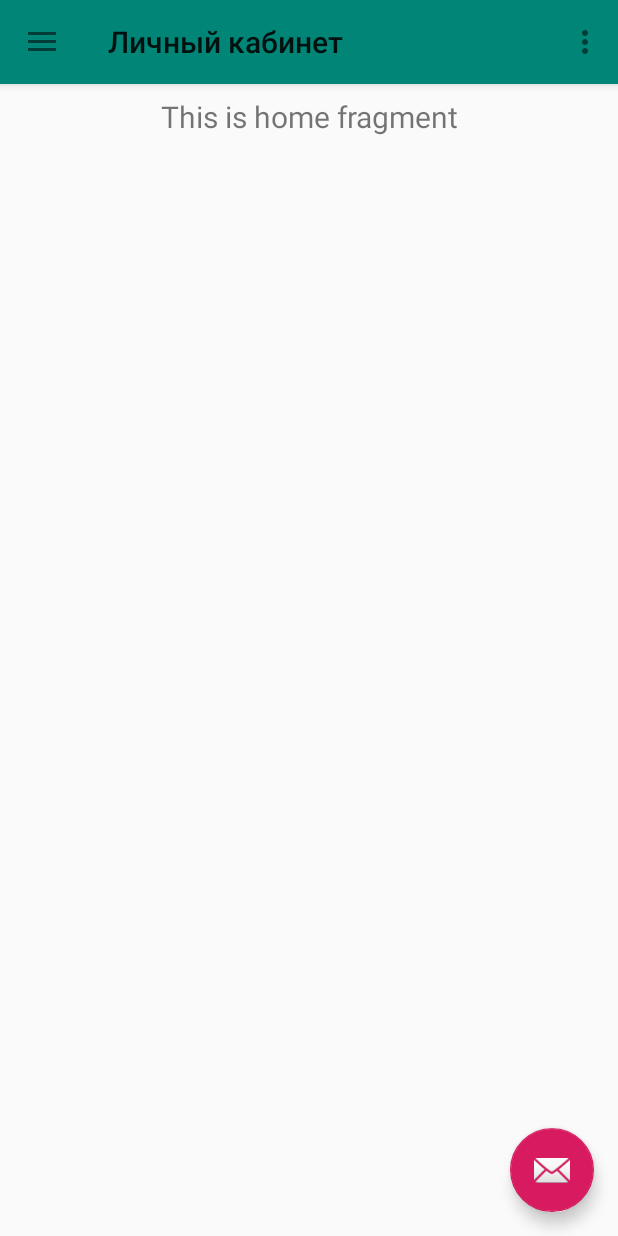
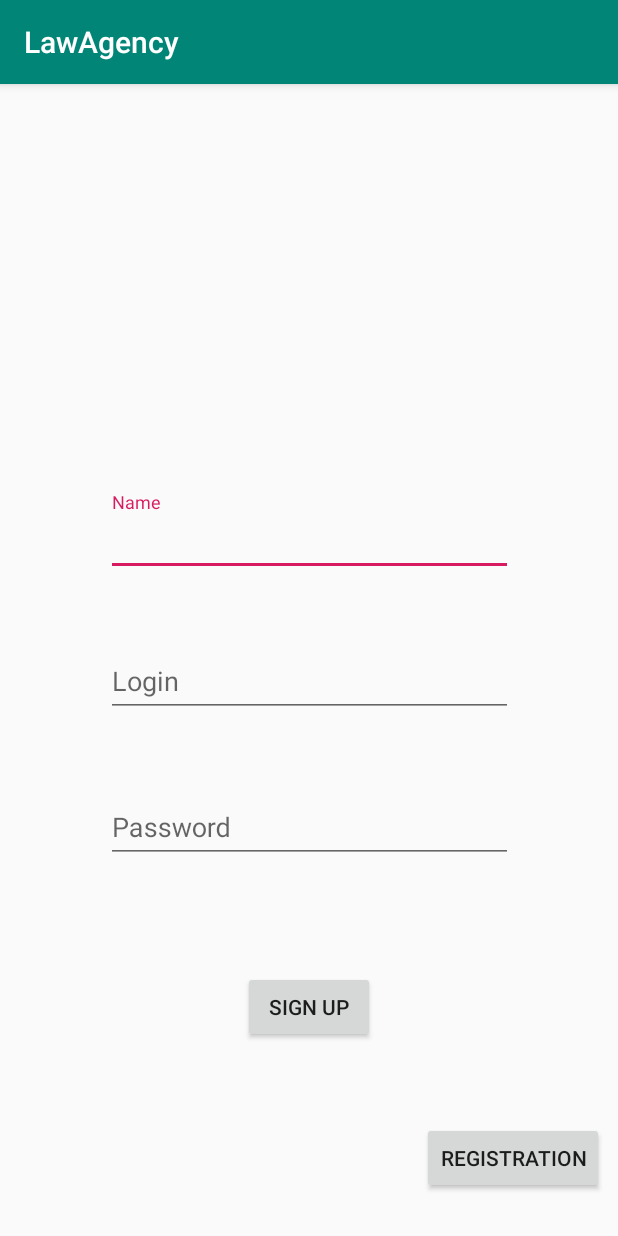
Before and after one commit to d-makarov-d/LawAgency, an Android app: the screen it shows after launch (MainClientActivity before the commit, RegistrationActivity after it), after a tap on "КЛИЕНТ", on a phone screen of 412 x 824 dp. Run offline under Robolectric (Android 15) with nearby library versions, the phone set to English and light mode, and no system bars; our stand-ins replace Firebase (no records; nobody signed in at launch, a user with empty details on screens opened directly).

Commit message:
Add simple registration

```diff
--- a/app/build.gradle
+++ b/app/build.gradle
@@ -1,4 +1,5 @@
 apply plugin: 'com.android.application'
+apply plugin: 'com.google.gms.google-services'
 
 android {
     compileSdkVersion 29
@@ -28,6 +29,7 @@ dependencies {
     implementation 'androidx.navigation:navigation-fragment:2.0.0'
     implementation 'androidx.navigation:navigation-ui:2.0.0'
     implementation 'androidx.lifecycle:lifecycle-extensions:2.0.0'
+    implementation 'com.google.firebase:firebase-auth:16.0.5'
     testImplementation 'junit:junit:4.12'
     androidTestImplementation 'androidx.test.ext:junit:1.1.0'
     androidTestImplementation 'androidx.test.espresso:espresso-core:3.1.1'
--- a/app/src/main/AndroidManifest.xml
+++ b/app/src/main/AndroidManifest.xml
@@ -9,10 +9,12 @@
         android:roundIcon="@mipmap/ic_launcher_round"
         android:supportsRtl="true"
         android:theme="@style/AppTheme">
+        <activity android:name=".LoginActivity"></activity>
+        <activity android:name=".RegistrationActivity" />
         <activity
             android:name=".MainClientActivity"
             android:label="@string/title_activity_main_client"
-            android:theme="@style/AppTheme.NoActionBar"></activity>
+            android:theme="@style/AppTheme.NoActionBar" />
         <activity android:name=".MainActivity">
             <intent-filter>
                 <action android:name="android.intent.action.MAIN" />
--- a/app/src/main/java/com/example/lawagency/MainActivity.java
+++ b/app/src/main/java/com/example/lawagency/MainActivity.java
@@ -19,11 +19,21 @@ public class MainActivity extends AppCompatActivity {
         employee = (Button)findViewById(R.id.button_employee);
         moderator = (Button)findViewById(R.id.button_moderator);
 
+//        // реакция нажатия на кнопку
+//        client.setOnClickListener(new View.OnClickListener() {
+//            @Override
+//            public void onClick(View v) {
+//                Intent intent = new Intent(MainActivity.this, MainClientActivity.class);
+//                startActivity(intent);
+//                finish();
+//            }
+//        });
+
         // реакция нажатия на кнопку
         client.setOnClickListener(new View.OnClickListener() {
             @Override
             public void onClick(View v) {
-                Intent intent = new Intent(MainActivity.this, MainClientActivity.class);
+                Intent intent = new Intent(MainActivity.this, RegistrationActivity.class);
                 startActivity(intent);
                 finish();
             }
--- /dev/null
+++ b/app/src/main/java/com/example/lawagency/RegistrationActivity.java
@@ -0,0 +1,97 @@
+package com.example.lawagency;
+
+import androidx.annotation.NonNull;
+import androidx.appcompat.app.AppCompatActivity;
+
+import android.os.Bundle;
+import android.view.View;
+import android.widget.Button;
+import android.widget.Toast;
+
+import com.google.android.gms.tasks.OnCompleteListener;
+import com.google.android.gms.tasks.Task;
+import com.google.android.material.textfield.TextInputEditText;
+import com.google.android.material.textfield.TextInputLayout;
+import com.google.firebase.auth.AuthResult;
+import com.google.firebase.auth.FirebaseAuth;
+import com.google.firebase.auth.FirebaseUser;
+
+public class RegistrationActivity extends AppCompatActivity implements View.OnClickListener {
+
+    private FirebaseAuth mAuth;
+    private FirebaseAuth.AuthStateListener mAuthListener;
+
+    private TextInputLayout ti_name, ti_login, ti_password;
+    private TextInputEditText tie_name,tie_password, tie_login;
+    private Button button_sign_up, button_registration;
+
+    @Override
+    protected void onCreate(Bundle savedInstanceState) {
+        super.onCreate(savedInstanceState);
+        setContentView(R.layout.activity_registration);
+
+        mAuth = FirebaseAuth.getInstance();
+
+        mAuthListener = new FirebaseAuth.AuthStateListener() {
+            @Override
+            public void onAuthStateChanged(@NonNull FirebaseAuth firebaseAuth) {
+                FirebaseUser user = firebaseAuth.getCurrentUser();
+                if (user != null){
+
+                }
+                else {
+
+                }
+            }
+        };
+
+        ti_login = (TextInputLayout)findViewById(R.id.TI_login);
+        ti_password = (TextInputLayout)findViewById(R.id.TI_password);
+        ti_name = (TextInputLayout)findViewById(R.id.TI_name);
+
+        tie_name = (TextInputEditText)findViewById(R.id.TIE_name);
+        tie_login = (TextInputEditText)findViewById(R.id.TIE_login);
+        tie_password = (TextInputEditText) findViewById(R.id.TIE_password);
+        button_registration = (Button)findViewById(R.id.button_registration);
+        button_sign_up = (Button)findViewById(R.id.button_sign_in);
+
+        //button_sign_up.setOnClickListener(this);
+        //button_registration.setOnClickListener(this);
+    }
+
+    @Override
+    public void onClick(View view ) {
+        if (view.getId() == R.id.button_sign_up){
+            signing(tie_login.getText().toString(), tie_password.getText().toString());
+
+        }
+        else if (view.getId() == R.id.button_registration){
+            registration(tie_login.getText().toString(), tie_password.getText().toString());
+        }
+    }
+
+    public void signing(String email, String password){
+        mAuth.signInWithEmailAndPassword(email, password).addOnCompleteListener(this, new OnCompleteListener<AuthResult>() {
+            @Override
+            public void onComplete(@NonNull Task<AuthResult> task) {
+                if (task.isSuccessful()) {
+                    Toast.makeText(RegistrationActivity.this, "Авторизация успешна", Toast.LENGTH_SHORT).show();
+                }
+                else
+                    Toast.makeText(RegistrationActivity.this, "Авторизация провалена", Toast.LENGTH_SHORT).show();
+            }
+        });
+    }
+
+    public void registration(String email, String password){
+       mAuth.createUserWithEmailAndPassword(email, password).addOnCompleteListener(this, new OnCompleteListener<AuthResult>() {
+           @Override
+           public void onComplete(@NonNull Task<AuthResult> task) {
+               if(task.isSuccessful()){
+                   Toast.makeText(RegistrationActivity.this, "Регистрация успешна", Toast.LENGTH_SHORT).show();
+               } else
+                   Toast.makeText(RegistrationActivity.this, "Регистрация провалена", Toast.LENGTH_SHORT).show();
+           }
+       });
+    }
+}
--- /dev/null
+++ b/app/src/main/res/layout/activity_registration.xml
@@ -0,0 +1,108 @@
+<?xml version="1.0" encoding="utf-8"?>
+<androidx.constraintlayout.widget.ConstraintLayout xmlns:android="http://schemas.android.com/apk/res/android"
+    xmlns:app="http://schemas.android.com/apk/res-auto"
+    xmlns:tools="http://schemas.android.com/tools"
+    android:layout_width="match_parent"
+    android:layout_height="match_parent"
+    tools:context=".RegistrationActivity">
+
+    <com.google.android.material.textfield.TextInputLayout
+        android:id="@+id/TI_name"
+        android:layout_width="271dp"
+        android:layout_height="77dp"
+        android:layout_marginStart="1dp"
+        android:layout_marginLeft="1dp"
+        android:layout_marginTop="264dp"
+        android:layout_marginEnd="1dp"
+        android:layout_marginRight="1dp"
+        android:layout_marginBottom="411dp"
+        app:layout_constraintBottom_toBottomOf="parent"
+        app:layout_constraintEnd_toEndOf="parent"
+        app:layout_constraintStart_toStartOf="parent"
+        app:layout_constraintTop_toTopOf="parent">
+
+        <com.google.android.material.textfield.TextInputEditText
+            android:id="@+id/TIE_name"
+            android:layout_width="match_parent"
+            android:layout_height="wrap_content"
+            android:hint="Name" />
+    </com.google.android.material.textfield.TextInputLayout>
+
+    <com.google.android.material.textfield.TextInputLayout
+        android:id="@+id/TI_login"
+        android:layout_width="271dp"
+        android:layout_height="77dp"
+        android:layout_marginStart="1dp"
+        android:layout_marginLeft="1dp"
+        android:layout_marginTop="1dp"
+        android:layout_marginEnd="1dp"
+        android:layout_marginRight="1dp"
+        android:layout_marginBottom="309dp"
+        app:layout_constraintBottom_toBottomOf="parent"
+        app:layout_constraintEnd_toEndOf="parent"
+        app:layout_constraintStart_toStartOf="parent"
+        app:layout_constraintTop_toBottomOf="@+id/TI_name">
+
+        <com.google.android.material.textfield.TextInputEditText
+            android:id="@+id/TIE_login"
+            android:layout_width="match_parent"
+            android:layout_height="wrap_content"
+            android:hint="Login" />
+    </com.google.android.material.textfield.TextInputLayout>
+
+    <com.google.android.material.textfield.TextInputLayout
+        android:id="@+id/TI_password"
+        android:layout_width="271dp"
+        android:layout_height="77dp"
+        android:layout_marginStart="1dp"
+        android:layout_marginLeft="1dp"
+        android:layout_marginTop="1dp"
+        android:layout_marginEnd="1dp"
+        android:layout_marginRight="1dp"
+        android:layout_marginBottom="209dp"
+        app:layout_constraintBottom_toBottomOf="parent"
+        app:layout_constraintEnd_toEndOf="parent"
+        app:layout_constraintStart_toStartOf="parent"
+        app:layout_constraintTop_toBottomOf="@+id/TI_login">
+
+        <com.google.android.material.textfield.TextInputEditText
+            android:id="@+id/TIE_password"
+            android:layout_width="match_parent"
+            android:layout_height="wrap_content"
+            android:hint="Password" />
+    </com.google.android.material.textfield.TextInputLayout>
+
+    <Button
+        android:id="@+id/button_sign_up"
+        android:layout_width="wrap_content"
+        android:layout_height="wrap_content"
+        android:layout_marginStart="161dp"
+        android:layout_marginLeft="161dp"
+        android:layout_marginTop="41dp"
+        android:layout_marginEnd="162dp"
+        android:layout_marginRight="162dp"
+        android:layout_marginBottom="120dp"
+        android:text="Sign up"
+        app:layout_constraintBottom_toBottomOf="parent"
+        app:layout_constraintEnd_toEndOf="parent"
+        app:layout_constraintStart_toStartOf="parent"
+        app:layout_constraintTop_toBottomOf="@+id/TI_password"
+        android:onClick="onClick"/>
+
+    <Button
+        android:id="@+id/button_registration"
+        android:layout_width="wrap_content"
+        android:layout_height="wrap_content"
+        android:layout_marginStart="297dp"
+        android:layout_marginLeft="297dp"
+        android:layout_marginTop="142dp"
+        android:layout_marginEnd="26dp"
+        android:layout_marginRight="26dp"
+        android:layout_marginBottom="19dp"
+        android:text="Registration"
+        app:layout_constraintBottom_toBottomOf="parent"
+        app:layout_constraintEnd_toEndOf="parent"
+        app:layout_constraintStart_toStartOf="parent"
+        app:layout_constraintTop_toBottomOf="@+id/TI_password"
+        android:onClick="onClick"/>
+</androidx.constraintlayout.widget.ConstraintLayout>
--- a/app/src/main/res/values/strings.xml
+++ b/app/src/main/res/values/strings.xml
@@ -16,4 +16,7 @@
     <string name="menu_about_company">О компании</string>
     <string name="menu_share">Share</string>
     <string name="menu_send">Send</string>
+
+    <string name="button_personal_data">Личные данные</string>
+    <string name="button_my_visits">Мои посещения</string>
 </resources>
--- a/build.gradle
+++ b/build.gradle
@@ -8,6 +8,7 @@ buildscript {
     }
     dependencies {
         classpath 'com.android.tools.build:gradle:3.5.3'
+        classpath 'com.google.gms:google-services:4.2.0'
 
         // NOTE: Do not place your application dependencies here; they belong
         // in the individual module build.gradle files
```
Also changed, not shown: app/src/main/java/com/example/lawagency/LoginActivity.java (added, +42 -0 lines), app/src/main/res/layout/activity_login.xml (added, +68 -0 lines), app/src/main/res/layout/fragment_personal_area.xml (+25 -0 lines).
